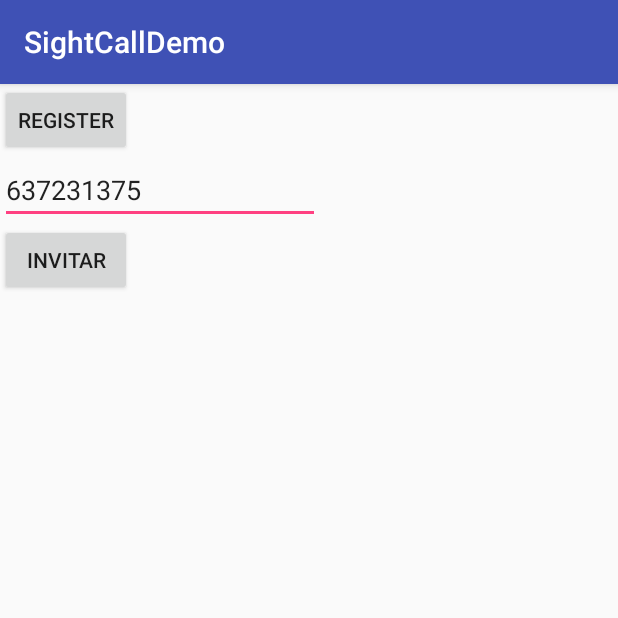
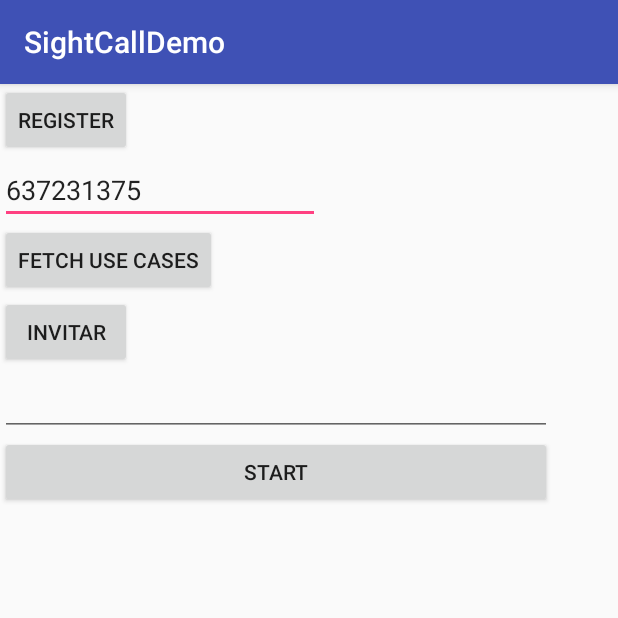
Before and after one commit to okode/sightcall, an Android app: the screen it shows after launch (MainActivity), on a phone screen of 412 x 824 dp, the top half of it. Run offline under Robolectric (Android 15) with nearby library versions, the phone set to English and light mode, and no system bars; libraries missing offline, so code that uses them is left out: com.sightcall.universal, net.rtccloud.sdk; 4 statements that could not run were skipped.

Commit message:
Advances on sight call integration

```diff
--- a/android/SightCallDemo/app/src/main/res/layout/activity_main.xml
+++ b/android/SightCallDemo/app/src/main/res/layout/activity_main.xml
@@ -11,7 +11,7 @@
         android:layout_height="wrap_content"
         android:orientation="vertical"
         tools:layout_editor_absoluteX="8dp"
-        tools:layout_editor_absoluteY="8dp">
+        tools:layout_editor_absoluteY="16dp">
 
         <Button
             android:id="@+id/btn2"
@@ -35,6 +35,14 @@
             tools:layout_editor_absoluteY="83dp" />
 
         <Button
+            android:id="@+id/button3"
+            android:layout_width="wrap_content"
+            android:layout_height="wrap_content"
+            android:layout_weight="1"
+            android:onClick="fetchUserCases"
+            android:text="Fetch use cases" />
+
+        <Button
             android:id="@+id/button2"
             android:layout_width="wrap_content"
             android:layout_height="wrap_content"
@@ -44,6 +52,22 @@
             tools:layout_editor_absoluteX="-14dp"
             tools:layout_editor_absoluteY="16dp" />
 
+        <EditText
+            android:id="@+id/txtURL"
+            android:layout_width="match_parent"
+            android:layout_height="wrap_content"
+            android:layout_weight="1"
+            android:ems="10"
+            android:inputType="textPersonName" />
+
+        <Button
+            android:id="@+id/button4"
+            android:layout_width="match_parent"
+            android:layout_height="wrap_content"
+            android:layout_weight="1"
+            android:onClick="startUrl"
+            android:text="Start" />
+
     </LinearLayout>
 
 </android.support.constraint.ConstraintLayout>
--- a/android/SightCallDemo/app/src/main/res/values/strings.xml
+++ b/android/SightCallDemo/app/src/main/res/values/strings.xml
@@ -1,6 +1,8 @@
 <resources>
     <string name="app_name">SightCallDemo</string>
-    <string name="universal_feature_deeplink_scheme">sightcall</string>
+    <string name="universal_feature_deeplink_scheme">universal</string>
+    <string name="universal_feature_deeplink_uri">guest-ppr.sightcall.com</string> <!-- Host value expected -->
+    <string name="universal_feature_deeplink_uri_secondary">>@string/universal_feature_deeplink_uri</string> <!-- Fallback uri -->
     <bool name="universal_feature_fcm">true</bool>
     <bool name="universal_feature_agent">true</bool>
 
```
Also changed, not shown: android/SightCallDemo/app/src/main/java/com/okode/sightcalldemo/MainActivity.java (+28 -4 lines).
